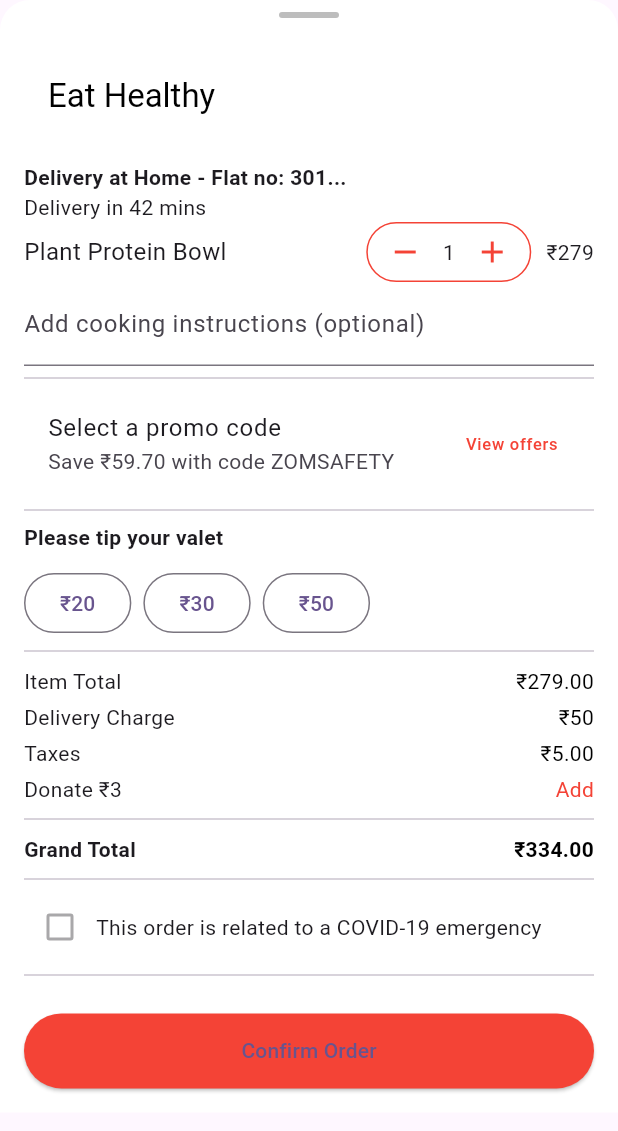
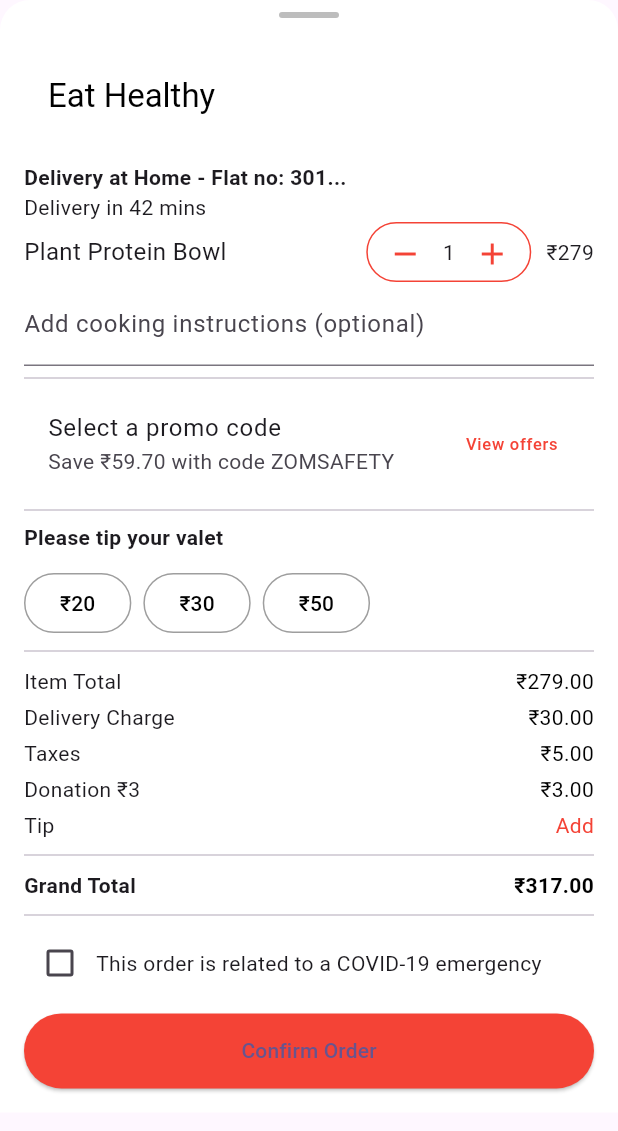
Before and after one commit to Vaishnavi-veni/food_order, a Flutter app: the ConfirmOrderScreen widget shown alone on an empty page, opened directly, on a phone screen of 412 x 824 dp. Shown: the top 1131 px of the screen. Run offline on Flutter 3.47's test engine with Material 3 defaults, Android fonts, the phone set to English and light mode, and no system bars; our stand-ins replace flutter_bloc, google_fonts, hugeicons, shared_preferences; accounts and stored records are empty.

Commit message:
confirm screen updated

```diff
--- a/lib/blocs/order_bloc.dart
+++ b/lib/blocs/order_bloc.dart
@@ -41,6 +41,10 @@ class OrderBloc extends Bloc<OrderEvent, OrderState> {
       ));
     });
 
+    on<ToggleCovidCheckbox>((event, emit) {
+      emit(state.copyWith(isCovidChecked: !state.isCovidChecked));
+    });
+
     // Handle increase quantity
     on<IncreaseQuantity>((event, emit) {
       emit(state.copyWith(quantity: state.quantity + 1));
--- a/lib/blocs/order_event.dart
+++ b/lib/blocs/order_event.dart
@@ -18,3 +18,5 @@ class ToggleAddOn extends OrderEvent {
 class IncreaseQuantity extends OrderEvent {}
 
 class DecreaseQuantity extends OrderEvent {}
+
+class ToggleCovidCheckbox extends OrderEvent {}
--- a/lib/blocs/order_state.dart
+++ b/lib/blocs/order_state.dart
@@ -7,11 +7,14 @@ class OrderState {
 
   final int quantity;
 
+  final bool isCovidChecked;
+
   const OrderState({
     required this.tipAmount,
     required this.selectedAddOns,
     required this.addOnsPrice,
     required this.quantity,
+    required this.isCovidChecked, // new
   });
 
   factory OrderState.initial() => const OrderState(
@@ -19,6 +22,7 @@ class OrderState {
         selectedAddOns: [],
         addOnsPrice: 0.0,
         quantity: 1,
+        isCovidChecked: false, // new
       );
 
   OrderState copyWith({
@@ -26,12 +30,14 @@ class OrderState {
     List<String>? selectedAddOns,
     double? addOnsPrice,
     int? quantity,
+    bool? isCovidChecked, // new
   }) {
     return OrderState(
       tipAmount: tipAmount ?? this.tipAmount,
       selectedAddOns: selectedAddOns ?? this.selectedAddOns,
       addOnsPrice: addOnsPrice ?? this.addOnsPrice,
       quantity: quantity ?? this.quantity,
+      isCovidChecked: isCovidChecked ?? this.isCovidChecked, // new
     );
   }
 }
--- a/lib/screens/confirm_order.dart
+++ b/lib/screens/confirm_order.dart
@@ -8,9 +8,7 @@ class ConfirmOrderScreen extends StatelessWidget {
 
   @override
   Widget build(BuildContext context) {
-    return BlocProvider(
-      create: (_) => OrderBloc(),
-      child: DraggableScrollableSheet(
+    return DraggableScrollableSheet(
       initialChildSize: 0.9,
       minChildSize: 0.6,
       maxChildSize: 0.95,
@@ -37,20 +35,22 @@ class ConfirmOrderScreen extends StatelessWidget {
                 child: SingleChildScrollView(
                     controller: scrollController,
                     padding: const EdgeInsets.all(16),
-                    child: Column(
+                    child: BlocBuilder<OrderBloc, OrderState>(
+                        builder: (context, state) {
+                      return Column(
                         crossAxisAlignment: CrossAxisAlignment.start,
                         children: [
                           _header(context),
                           const SizedBox(height: 16),
                           _deliveryInfo(),
-                        _itemRow(context),
+                          _itemRow(context, state),
                           _cookingInstructions(),
                           const Divider(),
                           _promoCodeSection(),
                           const Divider(),
                           _tipValetSection(context),
                           const Divider(),
-                        _chargesSection(),
+                          _chargesSection(state),
                           const Divider(),
                           _covidCheckbox(),
                           const Divider(),
@@ -59,8 +59,8 @@ class ConfirmOrderScreen extends StatelessWidget {
                           _climateInfoSection(),
                           const SizedBox(height: 80), // space for button
                         ],
-                    ),
-                  ),
+                      );
+                    })),
               ),
               Padding(
                 padding: const EdgeInsets.all(16),
@@ -85,10 +85,8 @@ class ConfirmOrderScreen extends StatelessWidget {
           ),
         );
       },
-      ),
     );
   }
-
 
   Widget _header(BuildContext context) {
     return AppBar(
@@ -111,11 +109,12 @@ class ConfirmOrderScreen extends StatelessWidget {
     );
   }
 
-  Widget _itemRow(BuildContext context) {
+  Widget _itemRow(BuildContext context, OrderState state) {
     return Row(
       children: [
         const Expanded(
-            child: Text("Plant Protein Bowl", style: TextStyle(fontSize: 16))),
+          child: Text("Plant Protein Bowl", style: TextStyle(fontSize: 16)),
+        ),
         Container(
           width: 110,
           height: 40,
@@ -125,15 +124,23 @@ class ConfirmOrderScreen extends StatelessWidget {
           ),
           child: Row(
             mainAxisAlignment: MainAxisAlignment.spaceEvenly,
-            children: const [
-              Icon(Icons.remove, color: Colors.red),
-              Text('1'),
-              Icon(Icons.add, color: Colors.red),
+            children: [
+              IconButton(
+                icon: const Icon(Icons.remove, color: Colors.red),
+                onPressed: () =>
+                    context.read<OrderBloc>().add(DecreaseQuantity()),
+              ),
+              Text('${state.quantity}'),
+              IconButton(
+                icon: const Icon(Icons.add, color: Colors.red),
+                onPressed: () =>
+                    context.read<OrderBloc>().add(IncreaseQuantity()),
+              ),
             ],
           ),
         ),
         const SizedBox(width: 10),
-        const Text("₹279"),
+        Text("₹${279 * state.quantity}"),
       ],
     );
   }
@@ -155,6 +162,8 @@ class ConfirmOrderScreen extends StatelessWidget {
   }
 
   Widget _tipValetSection(BuildContext context) {
+    return BlocBuilder<OrderBloc, OrderState>(
+      builder: (context, state) {
         return Column(
           crossAxisAlignment: CrossAxisAlignment.start,
           children: [
@@ -163,31 +172,55 @@ class ConfirmOrderScreen extends StatelessWidget {
             const SizedBox(height: 10),
             Row(
               children: [20, 30, 50].map((amount) {
+                final isSelected = state.tipAmount == amount;
                 return Padding(
                   padding: const EdgeInsets.only(right: 8),
                   child: OutlinedButton(
+                    style: OutlinedButton.styleFrom(
+                      backgroundColor: isSelected ? Colors.red[50] : null,
+                      side: BorderSide(
+                          color: isSelected ? Colors.red : Colors.grey),
+                    ),
                     onPressed: () {
                       context.read<OrderBloc>().add(SetTipEvent(amount));
                     },
-                child: Text("₹$amount"),
+                    child: Text("₹$amount",
+                        style: TextStyle(
+                            color: isSelected ? Colors.red : Colors.black)),
                   ),
                 );
               }).toList(),
             ),
           ],
         );
+      },
+    );
   }
 
-  Widget _chargesSection() {
+  Widget _chargesSection(OrderState state) {
+    final itemTotal = 279 * state.quantity; // int
+    final deliveryCharge = 30;
+    final taxes = 5;
+    final donation = 3;
+    final tip = state.tipAmount.toDouble();
+
+    final grandTotal = itemTotal + deliveryCharge + taxes + donation + tip;
+
+    String formatPrice(double price) => "₹${price.toStringAsFixed(2)}";
+
     return Column(
       crossAxisAlignment: CrossAxisAlignment.start,
       children: [
-        _priceRow("Item Total", "₹279.00"),
-        _priceRow("Delivery Charge", "₹50"),
-        _priceRow("Taxes", "₹5.00"),
-        _priceRow("Donate ₹3", "Add", isAction: true),
-        Divider(),
-        _priceRow("Grand Total", "₹334.00", bold: true),
+        _priceRow("Item Total", formatPrice(itemTotal.toDouble())),
+        _priceRow("Delivery Charge", formatPrice(deliveryCharge.toDouble())),
+        _priceRow("Taxes", formatPrice(taxes.toDouble())),
+        _priceRow("Donation ₹3",
+            donation > 0 ? formatPrice(donation.toDouble()) : "Add",
+            isAction: donation == 0),
+        _priceRow("Tip", tip > 0 ? formatPrice(tip) : "Add",
+            isAction: tip == 0),
+        const Divider(),
+        _priceRow("Grand Total", formatPrice(grandTotal), bold: true),
       ],
     );
   }
@@ -212,11 +245,22 @@ class ConfirmOrderScreen extends StatelessWidget {
   }
 
   Widget _covidCheckbox() {
+    return BlocBuilder<OrderBloc, OrderState>(
+      builder: (context, state) {
         return Row(
-      children: const [
-        Checkbox(value: false, onChanged: null),
-        Expanded(child: Text("This order is related to a COVID-19 emergency")),
+          children: [
+            Checkbox(
+              value: state.isCovidChecked,
+              onChanged: (_) {
+                context.read<OrderBloc>().add(ToggleCovidCheckbox());
+              },
+            ),
+            const Expanded(
+              child: Text("This order is related to a COVID-19 emergency"),
+            ),
           ],
+        );
+      },
     );
   }
 
--- a/lib/screens/home_page.dart
+++ b/lib/screens/home_page.dart
@@ -214,7 +214,7 @@ class _HomePageState extends State<HomePage> {
                         builder: (_) => const OrderScreen1(
                               name: 'Amul',
                               type: 'Desserts, Ice Cream, Beverages',
-                              location: 'Kukatpally, Hyderabad',
+                              location: 'Dwaraka, Delhi',
                               rating: 4.2,
                               imageUrl:
                                   'assets/images/home/restaurant/food1.png',
--- a/lib/widgets/profile_drawer.dart
+++ b/lib/widgets/profile_drawer.dart
@@ -49,7 +49,6 @@ class _CustomProfileDrawerState extends State<CustomProfileDrawer> {
                 color: Colors.white,
                 child: Column(
                   children: [
-                    // Close Button
                     Padding(
                       padding: const EdgeInsets.only(top: 8.0, right: 12.0),
                       child: Align(
@@ -61,7 +60,6 @@ class _CustomProfileDrawerState extends State<CustomProfileDrawer> {
                         ),
                       ),
                     ),
-                    // Profile Info
                     Padding(
                       padding: const EdgeInsets.symmetric(
                           horizontal: 16.0, vertical: 10),
@@ -139,7 +137,7 @@ class _CustomProfileDrawerState extends State<CustomProfileDrawer> {
       subtitle: Text(subtitle, style: TextStyle(color: Colors.grey)),
       trailing:
           Icon(Icons.arrow_forward_ios, size: 16, color: Color(0xff9B9B9B)),
-      enabled: false, // Makes it non-clickable
+      // enabled: false,
     );
   }
 }
```
Also changed, not shown: lib/screens/order_screen2.dart (+36 -38 lines). Lines whose indentation alone changed are shown as unchanged.
